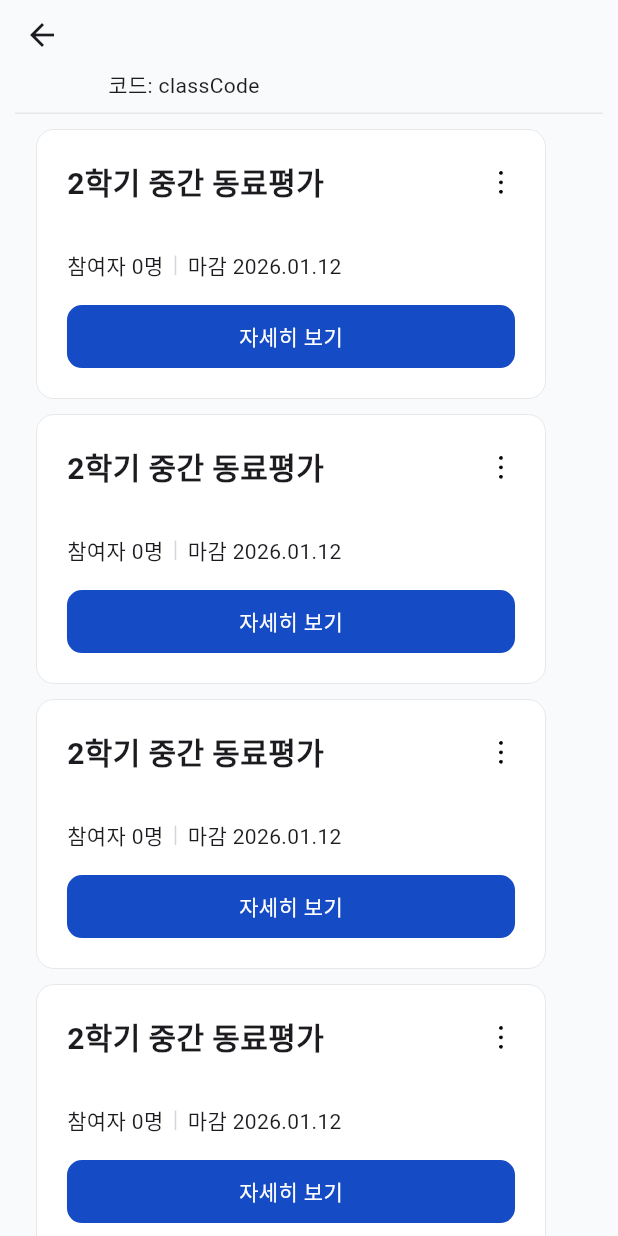
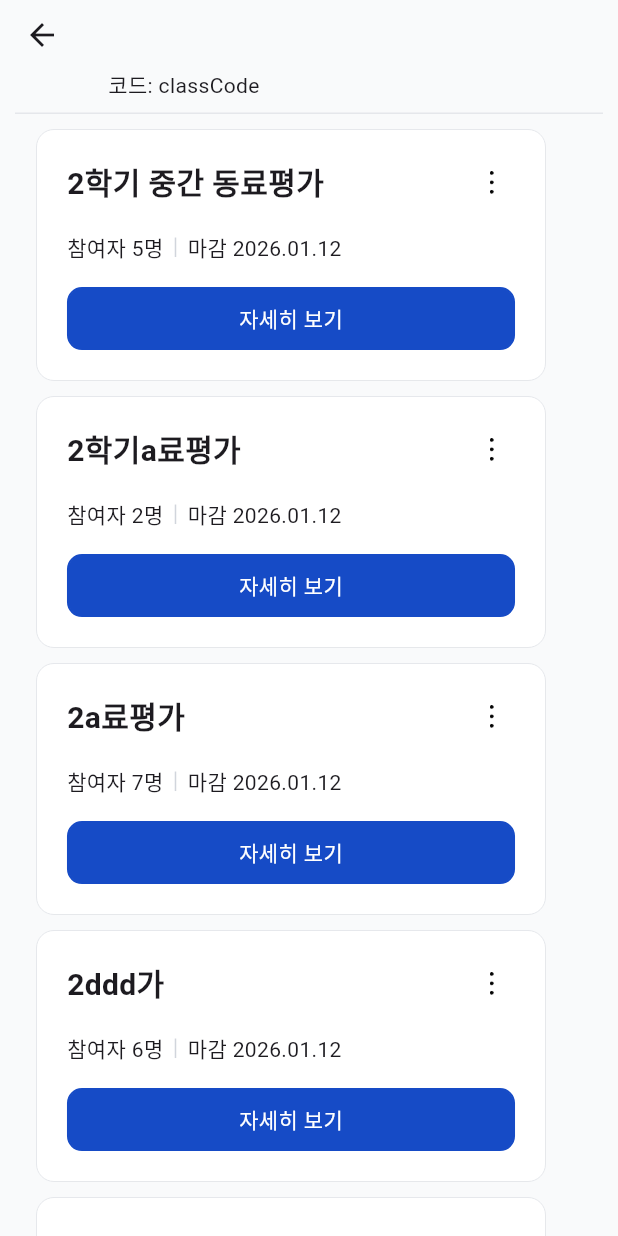
Before and after one commit to grazzy7124/peerview, a Flutter app: the ClassPage screen opened directly with empty values, on a phone screen of 412 x 824 dp. Run offline on Flutter 3.47's test engine with Material 3 defaults, Android fonts, the phone set to English and light mode, and no system bars; our stand-ins replace firebase_core; accounts and stored records are empty; Roboto replaces fonts that are missing (Pretendard).

Commit message:
설문 삭제 기능

```diff
--- a/lib/core/widgets/survey_card.dart
+++ b/lib/core/widgets/survey_card.dart
@@ -1,23 +1,30 @@
 import 'package:flutter/material.dart';
 
-class SurveyCard extends StatelessWidget {
+class SurveyCard extends StatefulWidget {
   const SurveyCard({
     super.key,
     this.surveyName = 'surveyName',
     this.headCount = 0,
-    this.dueDate = '2026.01.12'
+    this.dueDate = '2026.01.12',
+    required this.onDelete,
   });
 
   final String surveyName;
   final int headCount;
   final String dueDate;
+  final VoidCallback onDelete;
 
+  @override
+  State<SurveyCard> createState() => _SurveyCardState();
+}
+
+class _SurveyCardState extends State<SurveyCard> {
   @override
   Widget build(BuildContext context) {
     return Padding(
       padding: const EdgeInsets.only(bottom: 10),
       child: Container(
-        width: 340, height: 180,
+        width: 340, height: 168,
         decoration: BoxDecoration(
           color: Colors.white,
           border: Border.all(
@@ -33,7 +40,7 @@ class SurveyCard extends StatelessWidget {
               Row(
                 children: [
                   Text(
-                    '2학기 중간 동료평가',
+                    widget.surveyName,
                     style: TextStyle(
                       fontFamily: 'Pretendard',
                       fontWeight: FontWeight.w600,
@@ -41,10 +48,43 @@ class SurveyCard extends StatelessWidget {
                     ),
                   ),
                   Expanded(child: Container()),
-                  Image.asset(
-                    'assets/images/hamburger_icon.png',
-                    height: 15,
+                  PopupMenuButton<String>(
+                    onSelected: (value) {
+                      if (value == 'delete') {
+                        widget.onDelete();
+                      }
+                    },
+                    itemBuilder: (context) => [
+                      PopupMenuItem<String>(
+                        height: 30,
+                        value: 'delete',
+                        child: Center(
+                          child: Text(
+                            '삭제하기',
+                            style: TextStyle(
+                              color: Colors.red,
+                              fontWeight: FontWeight.w500,
+                            ),
+                          ),
+                        ),
+                      ),
+                    ],
+                    shape: RoundedRectangleBorder(
+                      borderRadius: BorderRadius.circular(8),
+                    ),
+                    offset: Offset(0, 20),
+                    color: Colors.white,
+                    child: Container(
+                      child: SizedBox(
+                        width: 15,
+                        height: 15,
+                        child: Image.asset(
+                          'assets/images/hamburger_icon.png',
+                        ),
+                      ),
+                    ),
                   ),
+
                   SizedBox(width: 8,),
                 ],
               ),
@@ -52,12 +92,12 @@ class SurveyCard extends StatelessWidget {
               IntrinsicHeight(
                 child: Row(
                   children: [
-                    Text('참여자 ${headCount}명'),
+                    Text('참여자 ${widget.headCount}명'),
                     VerticalDivider(
                       indent: 4, endIndent: 4,
                       color: Color(0xffD1D5DC),
                     ),
-                    Text('마감 ${dueDate}')
+                    Text('마감 ${widget.dueDate}')
                   ],
                 ),
               ),
--- a/lib/views/class/class_page.dart
+++ b/lib/views/class/class_page.dart
@@ -1,62 +1,115 @@
 import 'package:flutter/material.dart';
 import 'package:peerview/core/widgets/survey_card.dart';
 
-class ClassPage extends StatelessWidget {
+class ClassPage extends StatefulWidget {
   const ClassPage({
     super.key,
     required this.className,
-    this.classCode = 'classCode'
+    this.classCode = 'classCode',
   });
 
   final String className;
   final String classCode;
 
   @override
+  State<ClassPage> createState() => _ClassPageState();
+}
+
+class _ClassPageState extends State<ClassPage> {
+  final GlobalKey<AnimatedListState> _listKey = GlobalKey<AnimatedListState>();
+
+  final List<Map<String, dynamic>> _surveys = [
+    {'name': '2학기 중간 동료평가', 'headCount': 5, 'dueDate': '2026.01.12'},
+    {'name': '2학기a료평가', 'headCount': 2, 'dueDate': '2026.01.12'},
+    {'name': '2a료평가', 'headCount': 7, 'dueDate': '2026.01.12'},
+    {'name': '2ddd가', 'headCount': 6, 'dueDate': '2026.01.12'},
+    {'name': 'aaaaaaaaaaaaaa', 'headCount': 5, 'dueDate': '2026.01.12'},
+    {'name': 'bbb', 'headCount': 5, 'dueDate': '2026.01.12'},
+  ];
+
+  void _deleteSurvey(int index) {
+    // 1) 지울 아이템을 미리 저장
+    final removedItem = _surveys[index];
+
+    // 2) 데이터에서 제거
+    _surveys.removeAt(index);
+
+    // 3) AnimatedList에 "삭제 애니메이션" 요청
+    _listKey.currentState?.removeItem(
+      index,
+      (context, animation) {
+        return _buildAnimatedItem(removedItem, animation);
+      },
+      duration: const Duration(milliseconds: 220),
+    );
+  }
+
+  // ✅ 삭제/등장 애니메이션 공통 위젯
+  Widget _buildAnimatedItem(Map<String, dynamic> item, Animation<double> animation) {
+    return SizeTransition(
+      sizeFactor: CurvedAnimation(parent: animation, curve: Curves.easeInOut),
+      child: FadeTransition(
+        opacity: CurvedAnimation(parent: animation, curve: Curves.easeOut),
+        child: SurveyCard(
+          surveyName: item['name'],
+          headCount: item['headCount'],
+          dueDate: item['dueDate'],
+          onDelete: () {}, // removeItem에서 보여주는 "가짜 위젯"이라 onDelete는 비워도 됨
+        ),
+      ),
+    );
+  }
+
+  @override
   Widget build(BuildContext context) {
     return Scaffold(
-      backgroundColor: Color(0xffF9FAFB),
+      backgroundColor: const Color(0xffF9FAFB),
       appBar: AppBar(
-        backgroundColor: Color(0xffF9FAFB),
+        backgroundColor: const Color(0xffF9FAFB),
         bottom: PreferredSize(
-          preferredSize: Size(double.infinity, 20),
+          preferredSize: const Size(double.infinity, 20),
           child: Column(
             children: [
               Padding(
                 padding: const EdgeInsets.only(left: 72, bottom: 9),
                 child: Row(
                   children: [
-                    Text(
-                      '코드: ${classCode}'
-                    ),
+                    Text('코드: ${widget.classCode}'),
                   ],
                 ),
               ),
-              Divider(
+              const Divider(
                 color: Color(0xffE5E7EB),
                 indent: 10,
                 endIndent: 10,
                 height: 0,
-              )
-            ],
-          )
-        ),
-        title: Text(className),
-      ),
-
-      body: Padding(
-        padding: EdgeInsetsGeometry.only(left: 24, right: 24, top: 10),
-        child: SingleChildScrollView(
-          child: Column(
-            children: [
-              SurveyCard(),
-              SurveyCard(),
-              SurveyCard(),
-              SurveyCard(),
-              SurveyCard(),
-              SurveyCard(),
-              SurveyCard(),
+              ),
             ],
           ),
+        ),
+        title: Text(widget.className),
+      ),
+      body: Padding(
+        padding: const EdgeInsets.only(left: 24, right: 24, top: 10),
+        child: AnimatedList(
+          key: _listKey,
+          initialItemCount: _surveys.length,
+          itemBuilder: (context, index, animation) {
+            final s = _surveys[index];
+
+            return SizeTransition(
+              sizeFactor: CurvedAnimation(parent: animation, curve: Curves.easeInOut),
+              child: FadeTransition(
+                opacity: CurvedAnimation(parent: animation, curve: Curves.easeOut),
+                child: SurveyCard(
+                  surveyName: s['name'],
+                  headCount: s['headCount'],
+                  dueDate: s['dueDate'],
+                  onDelete: () => _deleteSurvey(index),
+                ),
+              ),
+            );
+          },
         ),
       ),
     );
--- a/lib/views/navigation.dart
+++ b/lib/views/navigation.dart
@@ -52,7 +52,7 @@ class _NavigationState extends State<Navigation> {
         page = const HomePage();
         break;
 
-      case 1: // 수업 탭 (여기서 /class 같은 상세 라우트 처리)
+      case 1: // 수업 탭
         switch (settings.name) {
           case '/':
             page = const ClassListPage();
```
